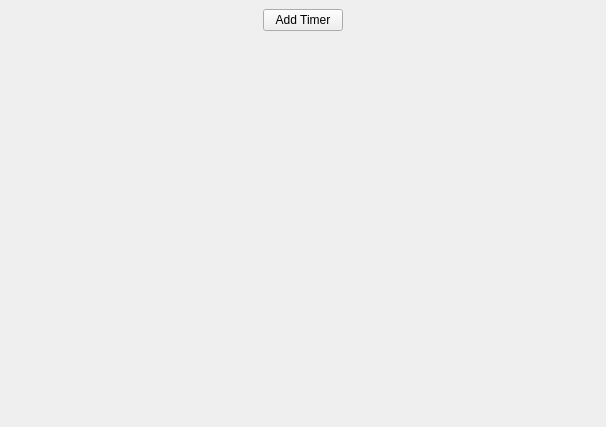
Before: the Qt Designer form application/timer/timer.ui in theCheeseboard/the24, drawn with Qt 5.
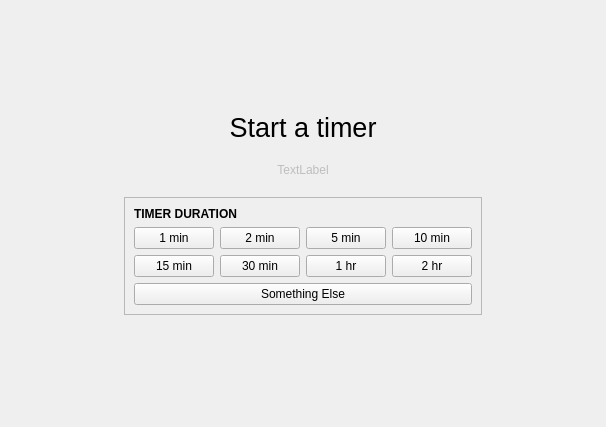
After: the same form once the commit is applied. Icons and pictures are not drawn. Custom widgets are drawn as their Qt base class.

Commit message: Add splash screen for timer component

Diff of the .ui file:
```diff
--- a/application/timer/timer.ui
+++ b/application/timer/timer.ui
@@ -32,7 +32,7 @@
    <item>
     <widget class="tStackedWidget" name="stackedWidget">
      <property name="currentIndex">
-      <number>0</number>
+      <number>1</number>
      </property>
      <widget class="QWidget" name="mainPage">
       <layout class="QVBoxLayout" name="verticalLayout_4">
@@ -127,6 +127,185 @@
        </item>
       </layout>
      </widget>
+     <widget class="QWidget" name="emptyPage">
+      <layout class="QVBoxLayout" name="verticalLayout_6">
+       <property name="spacing">
+        <number>20</number>
+       </property>
+       <item>
+        <spacer name="verticalSpacer_5">
+         <property name="orientation">
+          <enum>Qt::Vertical</enum>
+         </property>
+         <property name="sizeHint" stdset="0">
+          <size>
+           <width>20</width>
+           <height>40</height>
+          </size>
+         </property>
+        </spacer>
+       </item>
+       <item>
+        <widget class="QLabel" name="label_3">
+         <property name="font">
+          <font>
+           <pointsize>20</pointsize>
+          </font>
+         </property>
+         <property name="text">
+          <string>Start a timer</string>
+         </property>
+         <property name="alignment">
+          <set>Qt::AlignCenter</set>
+         </property>
+        </widget>
+       </item>
+       <item>
+        <widget class="QLabel" name="splashImage">
+         <property name="enabled">
+          <bool>false</bool>
+         </property>
+         <property name="text">
+          <string>TextLabel</string>
+         </property>
+         <property name="alignment">
+          <set>Qt::AlignCenter</set>
+         </property>
+        </widget>
+       </item>
+       <item>
+        <layout class="QHBoxLayout" name="horizontalLayout">
+         <item>
+          <spacer name="horizontalSpacer">
+           <property name="orientation">
+            <enum>Qt::Horizontal</enum>
+           </property>
+           <property name="sizeHint" stdset="0">
+            <size>
+             <width>40</width>
+             <height>20</height>
+            </size>
+           </property>
+          </spacer>
+         </item>
+         <item>
+          <widget class="QFrame" name="frame">
+           <property name="frameShape">
+            <enum>QFrame::StyledPanel</enum>
+           </property>
+           <property name="frameShadow">
+            <enum>QFrame::Raised</enum>
+           </property>
+           <layout class="QGridLayout" name="gridLayout">
+            <item row="2" column="0">
+             <widget class="QPushButton" name="fifteenMinButton">
+              <property name="text">
+               <string>15 min</string>
+              </property>
+             </widget>
+            </item>
+            <item row="2" column="3">
+             <widget class="QPushButton" name="twoHrButton">
+              <property name="text">
+               <string>2 hr</string>
+              </property>
+             </widget>
+            </item>
+            <item row="3" column="0" colspan="4">
+             <widget class="QPushButton" name="customAddButton">
+              <property name="text">
+               <string>Something Else</string>
+              </property>
+             </widget>
+            </item>
+            <item row="2" column="2">
+             <widget class="QPushButton" name="oneHrButton">
+              <property name="text">
+               <string>1 hr</string>
+              </property>
+             </widget>
+            </item>
+            <item row="1" column="0">
+             <widget class="QPushButton" name="oneMinButton">
+              <property name="text">
+               <string>1 min</string>
+              </property>
+             </widget>
+            </item>
+            <item row="1" column="1">
+             <widget class="QPushButton" name="twoMinButton">
+              <property name="text">
+               <string>2 min</string>
+              </property>
+             </widget>
+            </item>
+            <item row="2" column="1">
+             <widget class="QPushButton" name="thirtyMinButton">
+              <property name="text">
+               <string>30 min</string>
+              </property>
+             </widget>
+            </item>
+            <item row="1" column="2">
+             <widget class="QPushButton" name="fiveMinButton">
+              <property name="text">
+               <string>5 min</string>
+              </property>
+             </widget>
+            </item>
+            <item row="1" column="3">
+             <widget class="QPushButton" name="tenMinButton">
+              <property name="text">
+               <string>10 min</string>
+              </property>
+             </widget>
+            </item>
+            <item row="0" column="0" colspan="4">
+             <widget class="QLabel" name="label_4">
+              <property name="font">
+               <font>
+                <weight>75</weight>
+                <bold>true</bold>
+               </font>
+              </property>
+              <property name="text">
+               <string>TIMER DURATION</string>
+              </property>
+             </widget>
+            </item>
+           </layout>
+          </widget>
+         </item>
+         <item>
+          <spacer name="horizontalSpacer_2">
+           <property name="orientation">
+            <enum>Qt::Horizontal</enum>
+           </property>
+           <property name="sizeHint" stdset="0">
+            <size>
+             <width>40</width>
+             <height>20</height>
+            </size>
+           </property>
+          </spacer>
+         </item>
+        </layout>
+       </item>
+       <item>
+        <spacer name="verticalSpacer_4">
+         <property name="orientation">
+          <enum>Qt::Vertical</enum>
+         </property>
+         <property name="sizeHint" stdset="0">
+          <size>
+           <width>20</width>
+           <height>40</height>
+          </size>
+         </property>
+        </spacer>
+       </item>
+      </layout>
+     </widget>
      <widget class="QWidget" name="serviceUnavailablePage">
       <layout class="QVBoxLayout" name="verticalLayout_5">
        <item>
```
The commit also changes 179 other files.
